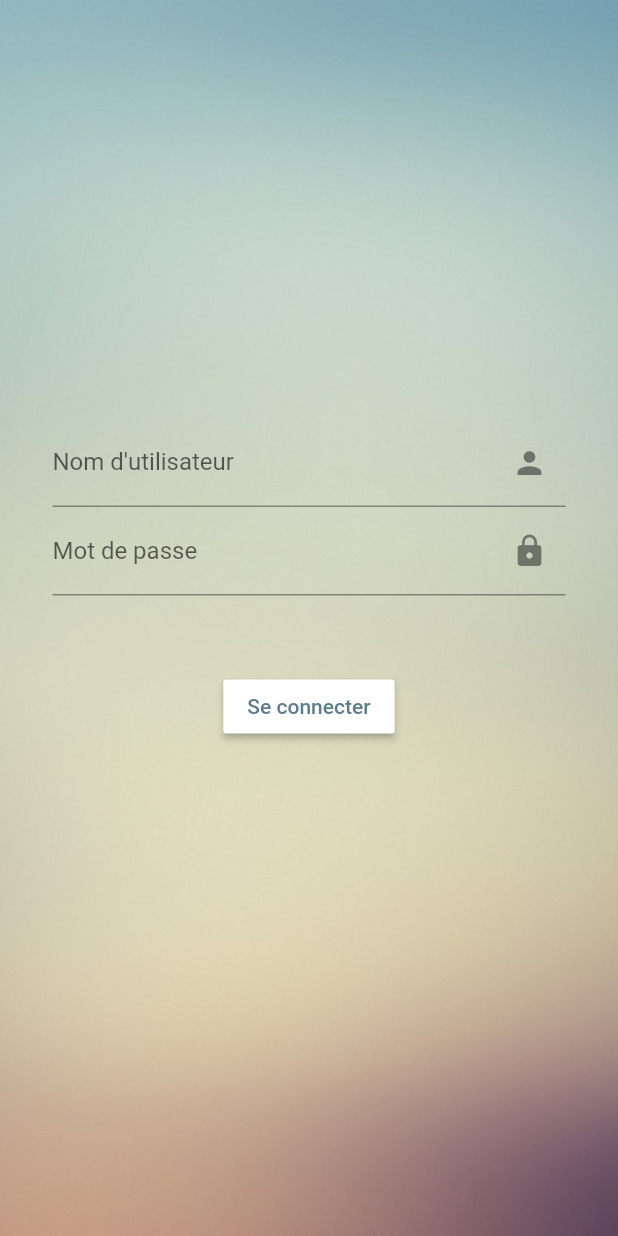
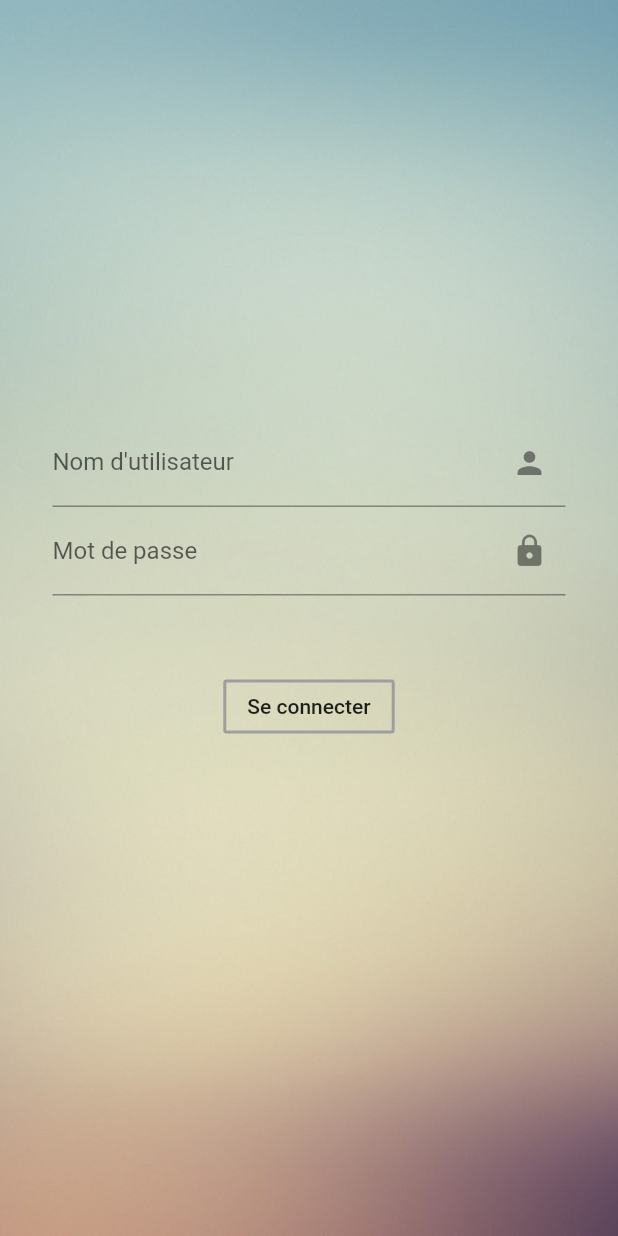
Before and after one commit to FlorianSpadaro/login_atr, a Flutter app: the screen it shows after launch, on a phone screen of 412 x 824 dp. Run offline on Flutter 3.47's test engine with Material 2 defaults, Android fonts, the phone set to English and light mode, and no system bars.

Commit message:
MAJ: Login style

```diff
--- a/lib/screens/login_screen.dart
+++ b/lib/screens/login_screen.dart
@@ -56,9 +56,12 @@ class MyFormState extends State<MyForm> {
                 ),
                 new Container(
                   padding: const EdgeInsets.symmetric(vertical: 50.0),
-                  child: new RaisedButton(
-                    color: Colors.white,
-                    textColor: Colors.blueGrey,
+                  child: new OutlineButton(
+                    borderSide: BorderSide(color: Colors.grey,width: 2.0),
+                    highlightColor: Colors.green,
+                    color: Colors.greenAccent,
+                    splashColor: Colors.green,
+                    highlightedBorderColor: Colors.green[800],
                     onPressed: (){
                       if(_formKey.currentState.validate())
                       {
```
